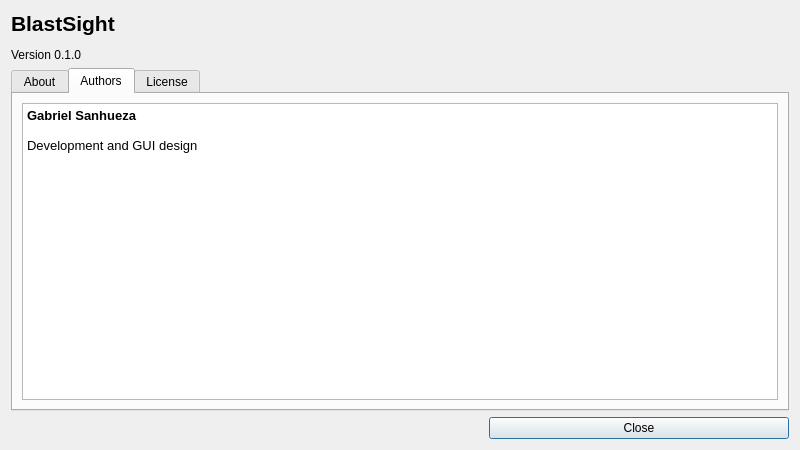
Old version of the form blastsight/view/gui/UI/aboutdialog.ui in the repository gsanhueza/BlastSight.
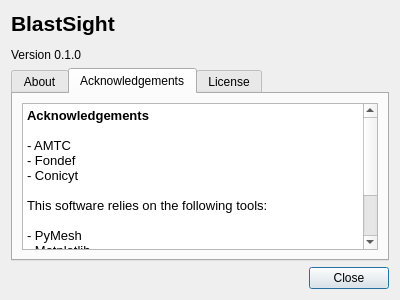
New version of the form. The open tabs and pages were chosen to show the change. Icons and pictures are not drawn.

Commit message: Improved about dialog

Diff of the .ui file:
```diff
--- a/blastsight/view/gui/UI/aboutdialog.ui
+++ b/blastsight/view/gui/UI/aboutdialog.ui
@@ -7,8 +7,8 @@
    <rect>
     <x>0</x>
     <y>0</y>
-    <width>800</width>
-    <height>450</height>
+    <width>400</width>
+    <height>300</height>
    </rect>
   </property>
   <property name="windowTitle">
@@ -63,7 +63,7 @@
      </widget>
      <widget class="QWidget" name="tabAuthor">
       <attribute name="title">
-       <string>Authors</string>
+       <string>Acknowledgements</string>
       </attribute>
       <layout class="QGridLayout" name="gridLayoutAuthor">
        <item row="0" column="0">
@@ -73,9 +73,20 @@
 &lt;html&gt;&lt;head&gt;&lt;meta name=&quot;qrichtext&quot; content=&quot;1&quot; /&gt;&lt;style type=&quot;text/css&quot;&gt;
 p, li { white-space: pre-wrap; }
 &lt;/style&gt;&lt;/head&gt;&lt;body style=&quot; font-family:'Noto Sans'; font-size:10pt; font-weight:400; font-style:normal;&quot;&gt;
-&lt;p style=&quot; margin-top:0px; margin-bottom:0px; margin-left:0px; margin-right:0px; -qt-block-indent:0; text-indent:0px;&quot;&gt;&lt;span style=&quot; font-family:'Cantarell'; font-weight:600;&quot;&gt;Gabriel Sanhueza&lt;/span&gt;&lt;/p&gt;
+&lt;p style=&quot; margin-top:0px; margin-bottom:0px; margin-left:0px; margin-right:0px; -qt-block-indent:0; text-indent:0px;&quot;&gt;&lt;span style=&quot; font-family:'Cantarell'; font-weight:600;&quot;&gt;Acknowledgements&lt;/span&gt;&lt;/p&gt;
 &lt;p style=&quot;-qt-paragraph-type:empty; margin-top:0px; margin-bottom:0px; margin-left:0px; margin-right:0px; -qt-block-indent:0; text-indent:0px; font-family:'Cantarell'; font-weight:600;&quot;&gt;&lt;br /&gt;&lt;/p&gt;
-&lt;p style=&quot; margin-top:0px; margin-bottom:0px; margin-left:0px; margin-right:0px; -qt-block-indent:0; text-indent:0px;&quot;&gt;&lt;span style=&quot; font-family:'Cantarell';&quot;&gt;Development and GUI design&lt;/span&gt;&lt;/p&gt;&lt;/body&gt;&lt;/html&gt;</string>
+&lt;p style=&quot; margin-top:0px; margin-bottom:0px; margin-left:0px; margin-right:0px; -qt-block-indent:0; text-indent:0px;&quot;&gt;&lt;span style=&quot; font-family:'Cantarell';&quot;&gt;- AMTC&lt;/span&gt;&lt;/p&gt;
+&lt;p style=&quot; margin-top:0px; margin-bottom:0px; margin-left:0px; margin-right:0px; -qt-block-indent:0; text-indent:0px;&quot;&gt;&lt;span style=&quot; font-family:'Cantarell';&quot;&gt;- Fondef&lt;/span&gt;&lt;/p&gt;
+&lt;p style=&quot; margin-top:0px; margin-bottom:0px; margin-left:0px; margin-right:0px; -qt-block-indent:0; text-indent:0px;&quot;&gt;&lt;span style=&quot; font-family:'Cantarell';&quot;&gt;- Conicyt&lt;/span&gt;&lt;/p&gt;
+&lt;p style=&quot;-qt-paragraph-type:empty; margin-top:0px; margin-bottom:0px; margin-left:0px; margin-right:0px; -qt-block-indent:0; text-indent:0px; font-family:'Cantarell';&quot;&gt;&lt;br /&gt;&lt;/p&gt;
+&lt;p style=&quot; margin-top:0px; margin-bottom:0px; margin-left:0px; margin-right:0px; -qt-block-indent:0; text-indent:0px;&quot;&gt;&lt;span style=&quot; font-family:'Cantarell';&quot;&gt;This software relies on the following tools:&lt;/span&gt;&lt;/p&gt;
+&lt;p style=&quot;-qt-paragraph-type:empty; margin-top:0px; margin-bottom:0px; margin-left:0px; margin-right:0px; -qt-block-indent:0; text-indent:0px; font-family:'Cantarell';&quot;&gt;&lt;br /&gt;&lt;/p&gt;
+&lt;p style=&quot; margin-top:0px; margin-bottom:0px; margin-left:0px; margin-right:0px; -qt-block-indent:0; text-indent:0px;&quot;&gt;&lt;span style=&quot; font-family:'Cantarell';&quot;&gt;- PyMesh&lt;/span&gt;&lt;/p&gt;
+&lt;p style=&quot; margin-top:0px; margin-bottom:0px; margin-left:0px; margin-right:0px; -qt-block-indent:0; text-indent:0px;&quot;&gt;&lt;span style=&quot; font-family:'Cantarell';&quot;&gt;- Matplotlib&lt;/span&gt;&lt;/p&gt;
+&lt;p style=&quot; margin-top:0px; margin-bottom:0px; margin-left:0px; margin-right:0px; -qt-block-indent:0; text-indent:0px;&quot;&gt;&lt;span style=&quot; font-family:'Cantarell';&quot;&gt;- Flat Color Icons&lt;/span&gt;&lt;/p&gt;
+&lt;p style=&quot; margin-top:0px; margin-bottom:0px; margin-left:0px; margin-right:0px; -qt-block-indent:0; text-indent:0px;&quot;&gt;&lt;span style=&quot; font-family:'Cantarell';&quot;&gt;- Meshcut&lt;/span&gt;&lt;/p&gt;
+&lt;p style=&quot; margin-top:0px; margin-bottom:0px; margin-left:0px; margin-right:0px; -qt-block-indent:0; text-indent:0px;&quot;&gt;&lt;span style=&quot; font-family:'Cantarell';&quot;&gt;- Trimesh&lt;/span&gt;&lt;/p&gt;
+&lt;p style=&quot; margin-top:0px; margin-bottom:0px; margin-left:0px; margin-right:0px; -qt-block-indent:0; text-indent:0px;&quot;&gt;&lt;span style=&quot; font-family:'Cantarell';&quot;&gt;- Colour&lt;/span&gt;&lt;/p&gt;&lt;/body&gt;&lt;/html&gt;</string>
          </property>
         </widget>
        </item>
@@ -123,12 +134,6 @@
    </item>
    <item alignment="Qt::AlignRight">
     <widget class="QPushButton" name="closeButton">
-     <property name="minimumSize">
-      <size>
-       <width>300</width>
-       <height>0</height>
-      </size>
-     </property>
      <property name="text">
       <string>Close</string>
      </property>
```
Left out of the diff: 6 changed lines with no effect on the pictures.
